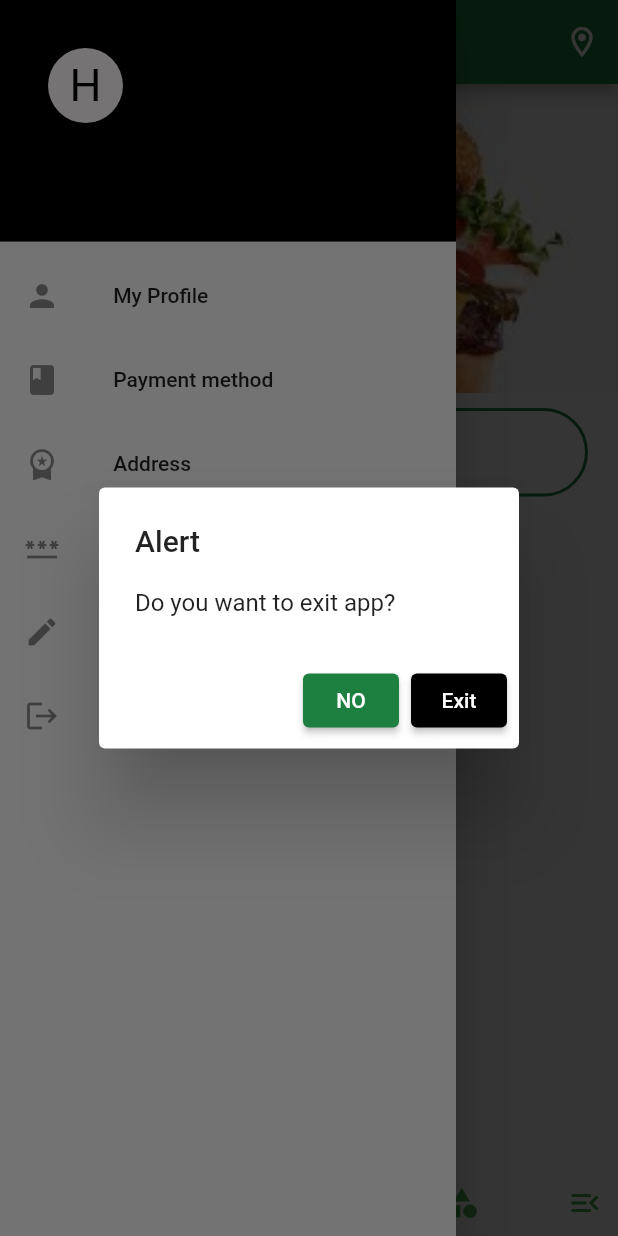
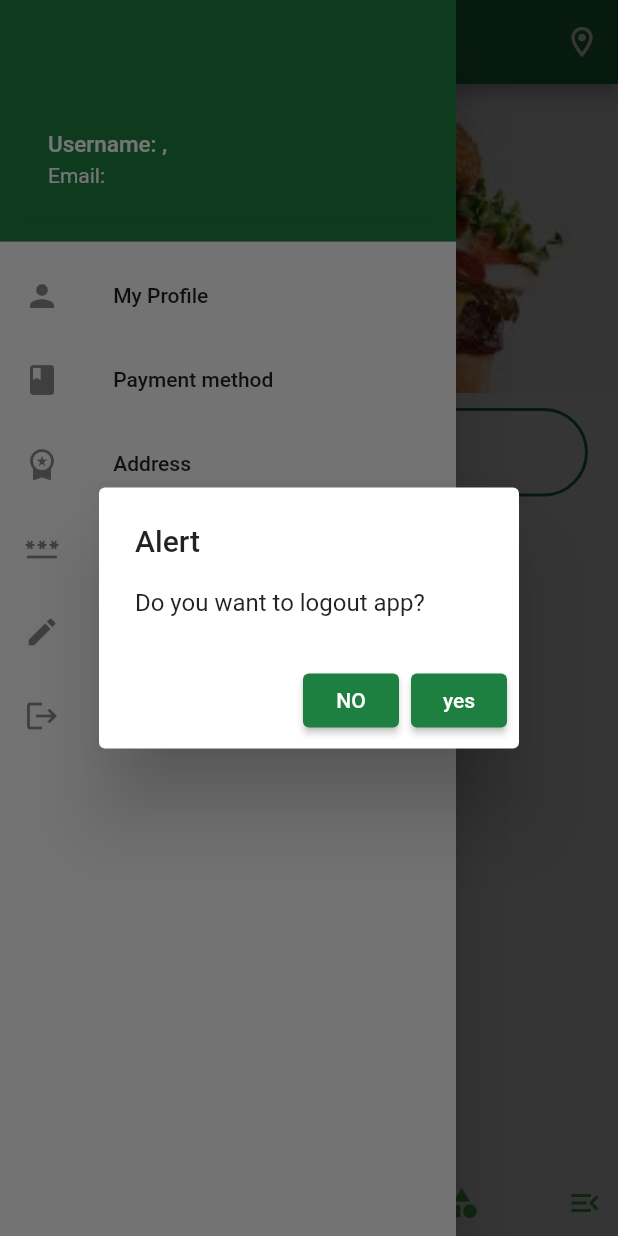
Before and after one commit to harsh97731/Assignment, a Flutter app: the DashBord screen opened directly, in the side drawer, after a tap on "LogOut", on a phone screen of 412 x 824 dp. Run offline on Flutter 3.47's test engine with Material 2 defaults, Android fonts, the light colour scheme and no system bars; drawn by our look-alikes of carousel_slider, google_nav_bar; our stand-ins replace cloud_firestore, firebase_auth, firebase_core, firebase_database, flutter_spinkit, shared_preferences; accounts and stored records are empty.

Commit message:
added delete function

```diff
--- a/lib/ui/screens/home/dash_board.dart
+++ b/lib/ui/screens/home/dash_board.dart
@@ -22,10 +22,10 @@ class _DashBordState extends State<DashBord> {
   //var firestoreDB = FirebaseFirestore.instance.collection('Wishlist').snapshots();
   int index = 0;
   int counter = 0;
-
+  final _formKey = GlobalKey<FormState>();
   final String? _username = FirebaseAuth.instance.currentUser?.displayName;
-  final String? user_email = FirebaseAuth.instance.currentUser?.email;
-  final String? user_id = FirebaseAuth.instance.currentUser?.uid;
+  final String? userEmail = FirebaseAuth.instance.currentUser?.email;
+  final String? userId = FirebaseAuth.instance.currentUser?.uid;
 
   final CarouselController carouselController = CarouselController();
   final _listName = TextEditingController();
@@ -36,9 +36,8 @@ class _DashBordState extends State<DashBord> {
       'name': _listName.text,
       'quantity': 0,
       'total': 0,
-      'uid': user_id,
+      'uid': userId,
     };
-
 
     CollectionReference collectionReference =
         FirebaseFirestore.instance.collection('Wishlist');
@@ -77,7 +76,7 @@ class _DashBordState extends State<DashBord> {
                     ElevatedButton(
                         onPressed: () => Navigator.of(context).pop(true),
                         style: ElevatedButton.styleFrom(
-                            backgroundColor: Colors.black,
+                            backgroundColor: ColorManager.primaryUi,
                             foregroundColor: Colors.white),
                         child: const Text('Exit')),
                   ]);
@@ -163,11 +162,26 @@ class _DashBordState extends State<DashBord> {
             ),
             Padding(
               padding: const EdgeInsets.only(left: 20, right: 20),
+              child: Form(
+                key: _formKey,
                 child: TextFormField(
                   controller: _listName,
-                //validator: ,
+                  validator: (value) {
+                    if (value!.isEmpty) {
+                      return 'please enter some text';
+                    }
+                    return null;
+                  },
                   decoration: InputDecoration(
                       enabledBorder: OutlineInputBorder(
+                          borderRadius: BorderRadius.circular(30),
+                          borderSide: BorderSide(
+                              width: 2, color: ColorManager.primaryUi)),
+                      errorBorder: OutlineInputBorder(
+                          borderRadius: BorderRadius.circular(30),
+                          borderSide: BorderSide(
+                              width: 2, color: ColorManager.primaryUi)),
+                      focusedErrorBorder: OutlineInputBorder(
                           borderRadius: BorderRadius.circular(30),
                           borderSide: BorderSide(
                               width: 2, color: ColorManager.primaryUi)),
@@ -176,7 +190,6 @@ class _DashBordState extends State<DashBord> {
                           borderSide: BorderSide(
                               width: 2, color: ColorManager.primaryUi)),
                       hintText: "Add list name",
-
                       prefixIcon: Padding(
                         padding: const EdgeInsets.all(8.0),
                         child: Container(
@@ -186,8 +199,10 @@ class _DashBordState extends State<DashBord> {
                             ),
                             child: InkWell(
                               onTap: () {
-                              counter++;
+                                if (_formKey.currentState!.validate()) {
                                   addData();
+                                }
+                                _listName.clear();
                               },
                               child: Icon(
                                 Icons.add,
@@ -195,6 +210,7 @@ class _DashBordState extends State<DashBord> {
                               ),
                             )),
                       )),
+                ),
               ),
             ),
             const SizedBox(
@@ -233,7 +249,8 @@ class _DashBordState extends State<DashBord> {
                     return ListView.builder(
                         itemCount: snapshot.data?.docs.length,
                         itemBuilder: (context, int index) {
-                          QueryDocumentSnapshot<Object?> documentsnapshot = snapshot.data!.docs.elementAt(index);
+                          QueryDocumentSnapshot<Object?> documentsnapshot =
+                              snapshot.data!.docs.elementAt(index);
                           return Padding(
                             padding: const EdgeInsets.symmetric(
                                 horizontal: 1, vertical: 1),
@@ -242,8 +259,10 @@ class _DashBordState extends State<DashBord> {
                                 Navigator.push(
                                     context,
                                     MaterialPageRoute(
-                                      builder: (context) => TotalItems(wid: documentsnapshot.id,
-                                        title: "${snapshot.data?.docs[index]['name']}",
+                                      builder: (context) => TotalItems(
+                                        wid: documentsnapshot.id,
+                                        title:
+                                            "${snapshot.data?.docs[index]['name']}",
                                       ),
                                     ));
                               },
@@ -261,6 +280,8 @@ class _DashBordState extends State<DashBord> {
                                         Column(
                                           crossAxisAlignment:
                                               CrossAxisAlignment.start,
+                                          mainAxisAlignment:
+                                              MainAxisAlignment.spaceEvenly,
                                           children: [
                                             Text(
                                               snapshot.data?.docs[index]['name']
@@ -272,6 +293,17 @@ class _DashBordState extends State<DashBord> {
                                             const SizedBox(
                                               height: 5,
                                             ),
+                                            InkWell(
+                                              onTap: (){
+                                                var wid = documentsnapshot.id;
+                                               FirebaseFirestore.instance.collection("Wishlist").doc(wid).delete();
+
+                                              },
+                                                child: Icon(
+                                              Icons.delete_outline_rounded,
+                                              size: 20,
+                                              color: ColorManager.primaryUi,
+                                            ))
                                           ],
                                         ),
                                         Column(
@@ -352,24 +384,16 @@ class _DashBordState extends State<DashBord> {
             children: [
               DrawerHeader(
                 decoration: BoxDecoration(
-                  color: Colors.black,
+                  color: ColorManager.primaryUi,
                 ), //BoxDecoration
                 child: UserAccountsDrawerHeader(
-                  decoration: BoxDecoration(color: Colors.black),
+                  decoration: BoxDecoration(color: ColorManager.primaryUi),
                   accountName: Text(
-                    "${_username}",
-                    style: TextStyle(fontSize: 18),
+                    "Username: $_username,",
+                    style: const TextStyle(fontSize: 15),
                   ),
-                  accountEmail: Text('$user_email'),
-                  currentAccountPictureSize: Size.square(50),
-                  currentAccountPicture: CircleAvatar(
-                    backgroundColor: Color.fromARGB(255, 255, 251, 251),
-
-                    child: Text(
-                      "H",
-                      style: TextStyle(fontSize: 30.0, color: Colors.black),
-                    ), //Text
-                  ), //circleAvatar
+                  accountEmail: Text('Email: $userEmail'),
+                  currentAccountPictureSize: const Size.square(50),
                 ), //UserAccountDrawerHeader
               ), //DrawerHeader
               ListTile(
@@ -421,7 +445,7 @@ class _DashBordState extends State<DashBord> {
                     builder: (context) {
                       return AlertDialog(
                           title: const Text('Alert'),
-                          content: const Text('Do you want to exit app?'),
+                          content: const Text('Do you want to logout app?'),
                           actions: [
                             ElevatedButton(
                                 onPressed: () =>
@@ -437,9 +461,9 @@ class _DashBordState extends State<DashBord> {
                                       builder: (context) => const LoginPage(),
                                     )),
                                 style: ElevatedButton.styleFrom(
-                                    backgroundColor: Colors.black,
+                                    backgroundColor: ColorManager.primaryUi,
                                     foregroundColor: Colors.white),
-                                child: const Text('Exit')),
+                                child: const Text('yes')),
                           ]);
                     },
                   );
--- a/lib/widgets/login_sigin_buttton.dart
+++ b/lib/widgets/login_sigin_buttton.dart
@@ -11,7 +11,7 @@ class LogSignButton extends StatelessWidget {
 
   @override
   Widget build(BuildContext context) {
-    return LogSignButton(
+    return const LogSignButton(
 
       child: Text('signup'),
     );
```
Also changed, not shown: lib/db_services/firebase.dart (+25 -2 lines), lib/ui/screens/authentication/login/LoginPage.dart (+6 -6 lines), lib/ui/screens/home/product_list.dart (+23 -19 lines), lib/ui/screens/signup/sigup.dart (+42 -5 lines), lib/widgets/card_list.dart (+28 -14 lines). Lines whose indentation alone changed are shown as unchanged.
